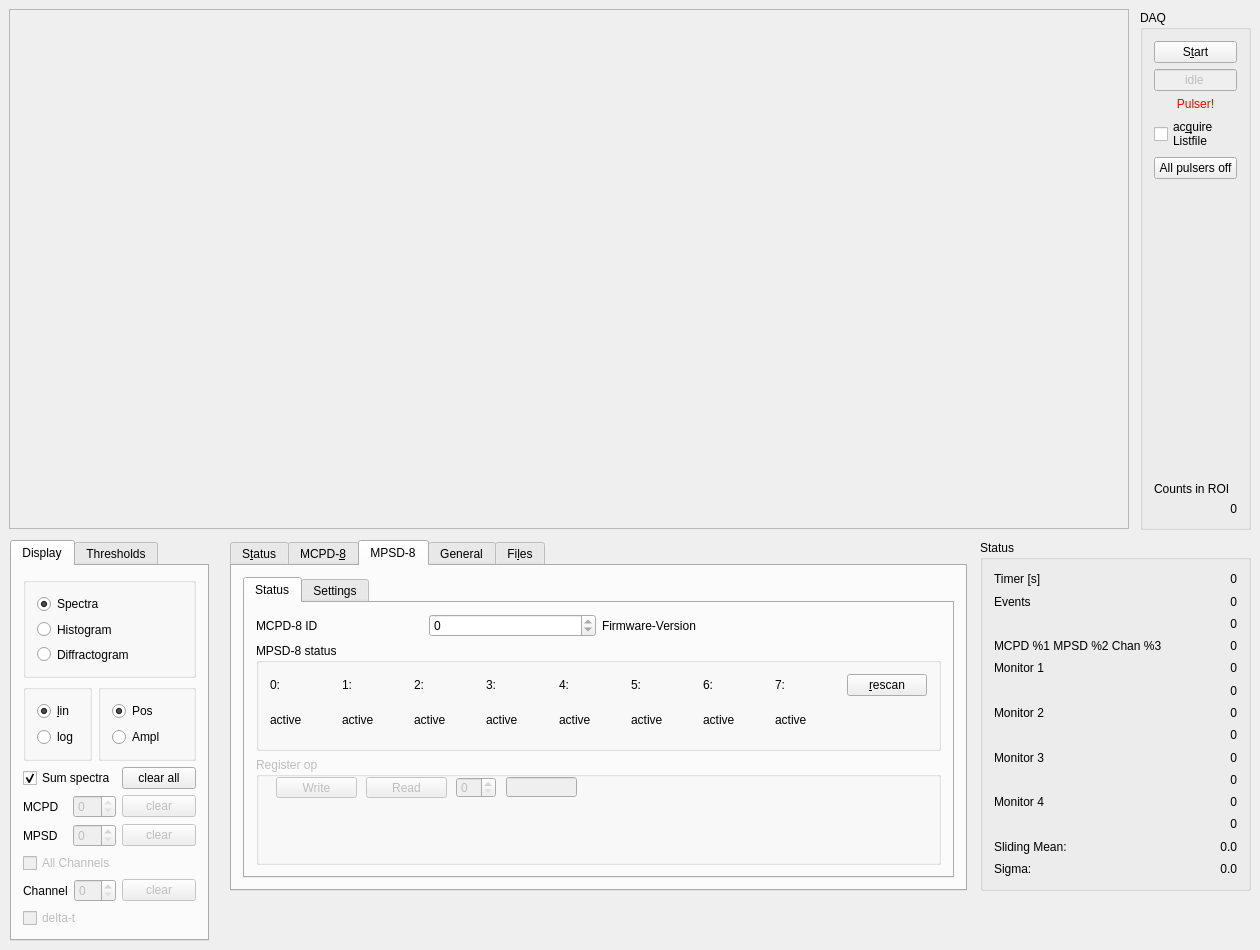
Before: the Qt Designer form qmesydaq/mesydaq2mainwidget.ui in flueke/qmesydaq, drawn with Qt 5.
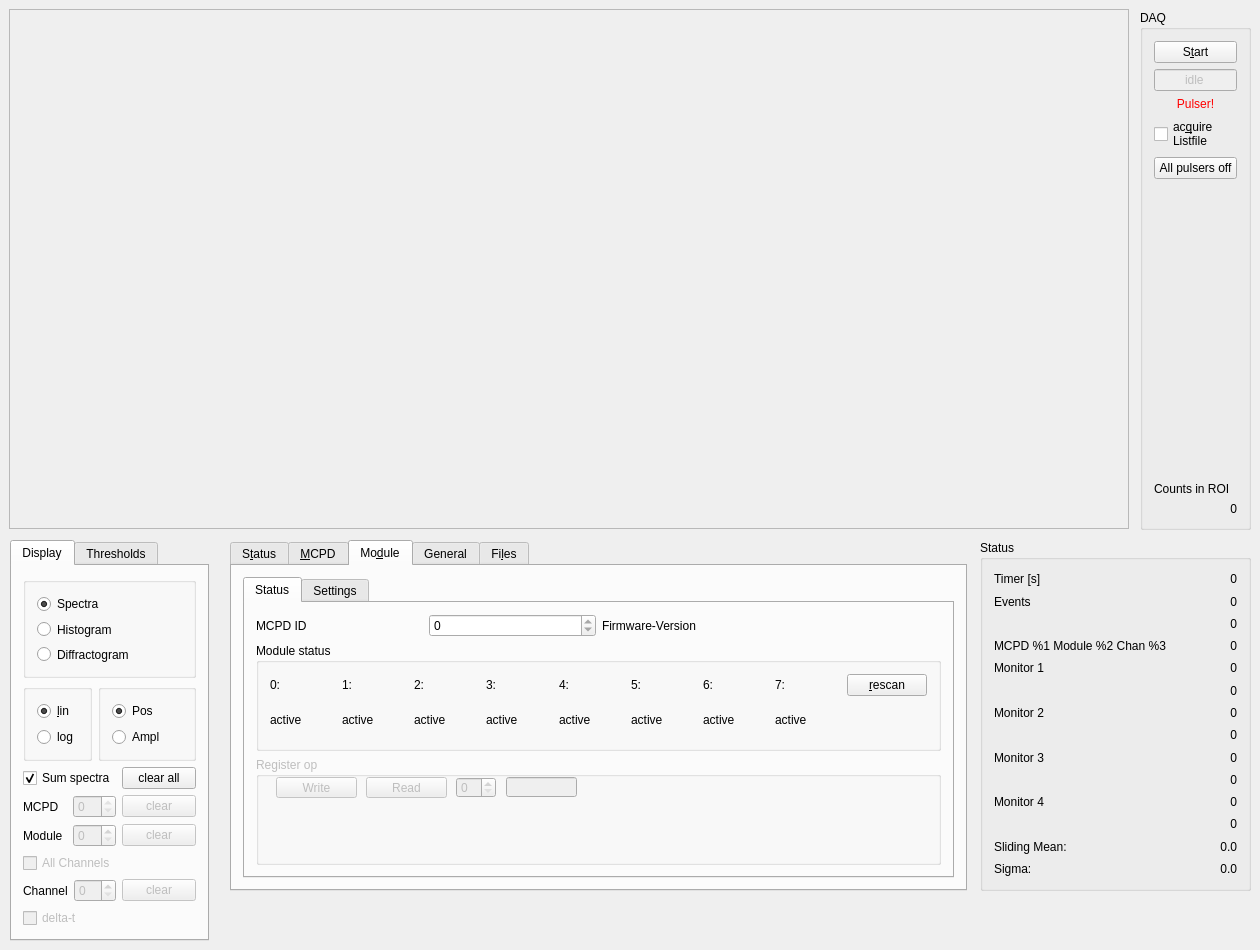
After: the same form once the commit is applied. The open tabs and pages were chosen to show the change. Custom widgets are drawn as their Qt base class.

Commit message: CHANGE : - rename all MPSD related entries to Module          - remove the MCPD-8 dependencies

Diff of the .ui file:
```diff
--- a/qmesydaq/mesydaq2mainwidget.ui
+++ b/qmesydaq/mesydaq2mainwidget.ui
@@ -356,7 +356,7 @@
        <item>
         <widget class="QLabel" name="textLabel1_4_2_3_4_2_2">
          <property name="text">
-          <string>MPSD</string>
+          <string>Module</string>
          </property>
          <property name="wordWrap">
           <bool>false</bool>
@@ -1230,7 +1230,7 @@
    </widget>
    <widget class="QWidget" name="tabMCPD8">
     <attribute name="title">
-     <string>MCPD-&amp;8</string>
+     <string>&amp;MCPD</string>
     </attribute>
     <layout class="QGridLayout" name="gridLayout_2">
      <item row="0" column="0">
@@ -1872,7 +1872,7 @@
    </widget>
    <widget class="QWidget" name="tabMPSD8">
     <attribute name="title">
-     <string>MPSD-8</string>
+     <string>Mo&amp;dule</string>
     </attribute>
     <layout class="QGridLayout" name="gridLayout_26">
      <item row="0" column="0">
@@ -1888,7 +1888,7 @@
          <item row="0" column="0">
           <widget class="QLabel" name="textLabel1_4_2_4">
            <property name="text">
-            <string>MCPD-8 ID</string>
+            <string>MCPD ID</string>
            </property>
            <property name="wordWrap">
             <bool>false</bool>
@@ -1922,7 +1922,7 @@
          <item row="1" column="0" colspan="4">
           <widget class="QGroupBox" name="groupBox17_2">
            <property name="title">
-            <string>MPSD-8 status</string>
+            <string>Module status</string>
            </property>
            <layout class="QGridLayout" name="gridLayout_15">
             <item row="0" column="0">
@@ -2970,7 +2970,7 @@
     <item row="5" column="0" colspan="2">
      <widget class="QLabel" name="labelEventSingle">
       <property name="text">
-       <string>MCPD %1 MPSD %2 Chan %3</string>
+       <string>MCPD %1 Module %2 Chan %3</string>
       </property>
      </widget>
     </item>
```
Left out of the diff: 4 changed lines with no effect on the pictures.
